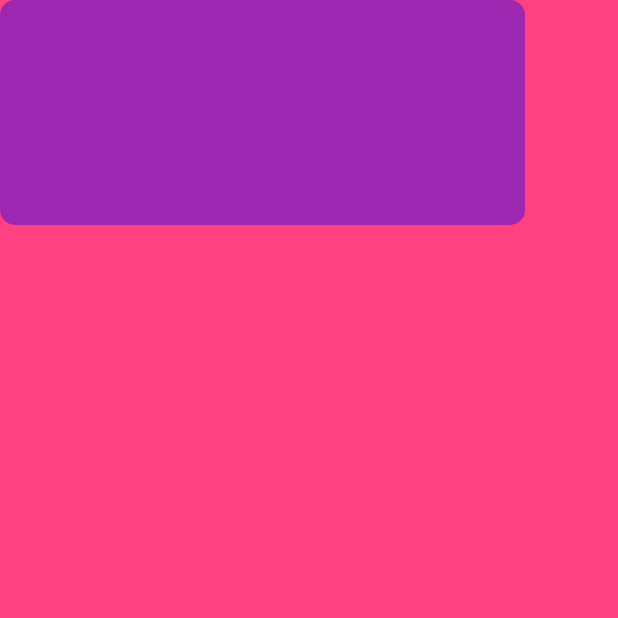
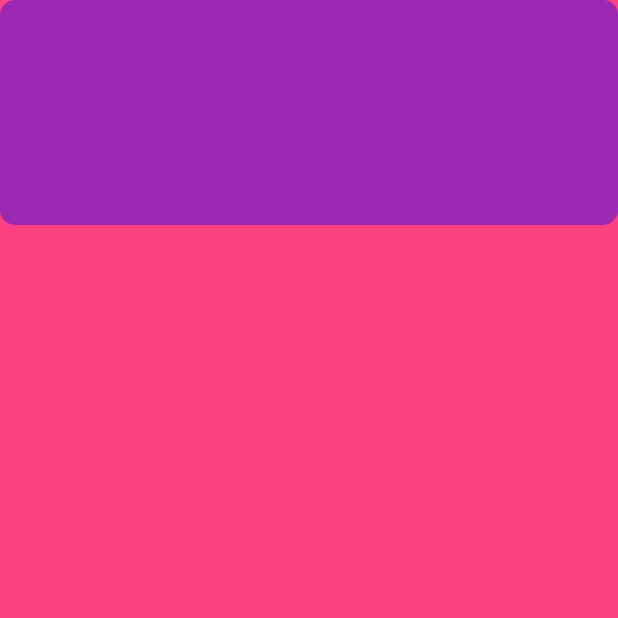
Before and after one commit to PrathibhaSithu/Flutter-Learn, a Flutter app: the screen it shows after launch, on a phone screen of 412 x 824 dp, the top half of it. Run offline on Flutter 3.47's test engine with Material 3 defaults, Android fonts, the phone set to English and light mode, and no system bars.

Commit message:
Update main.dart

```diff
--- a/newfproj/lib/main.dart
+++ b/newfproj/lib/main.dart
@@ -18,7 +18,7 @@ class MyApp extends StatelessWidget {
               children: [
                 Container(
                     height: 150,
-                    width: 350,
+                    width: double.infinity,
                     decoration: BoxDecoration(
                       color: Colors.purple,
                       borderRadius: BorderRadius.circular(10),
```
